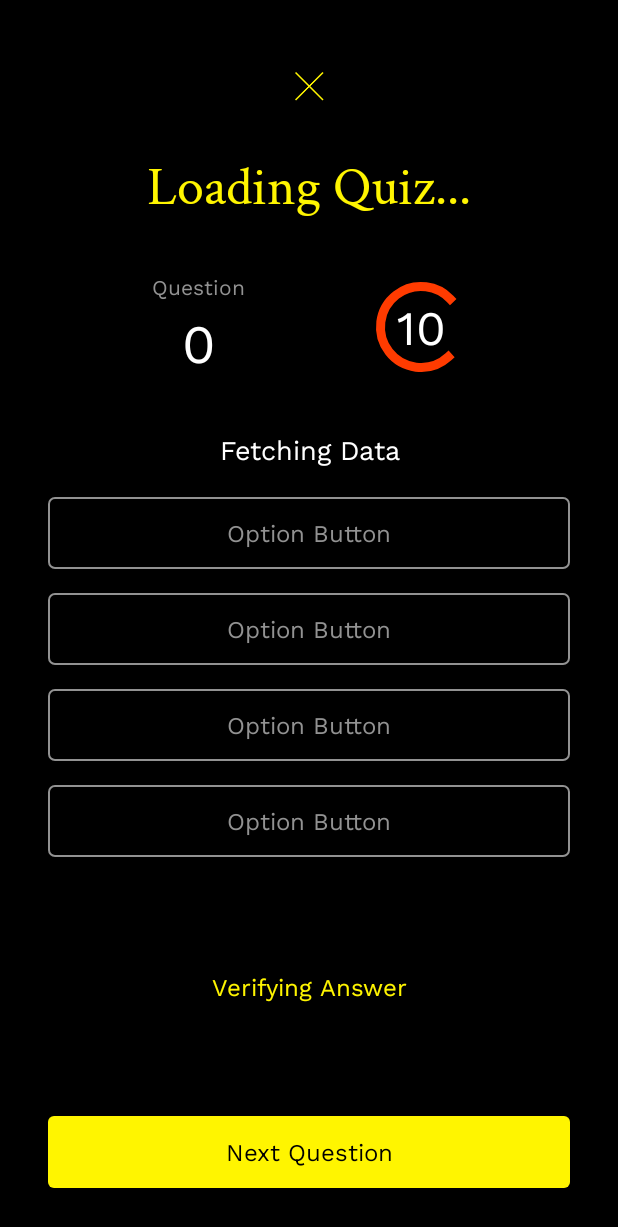
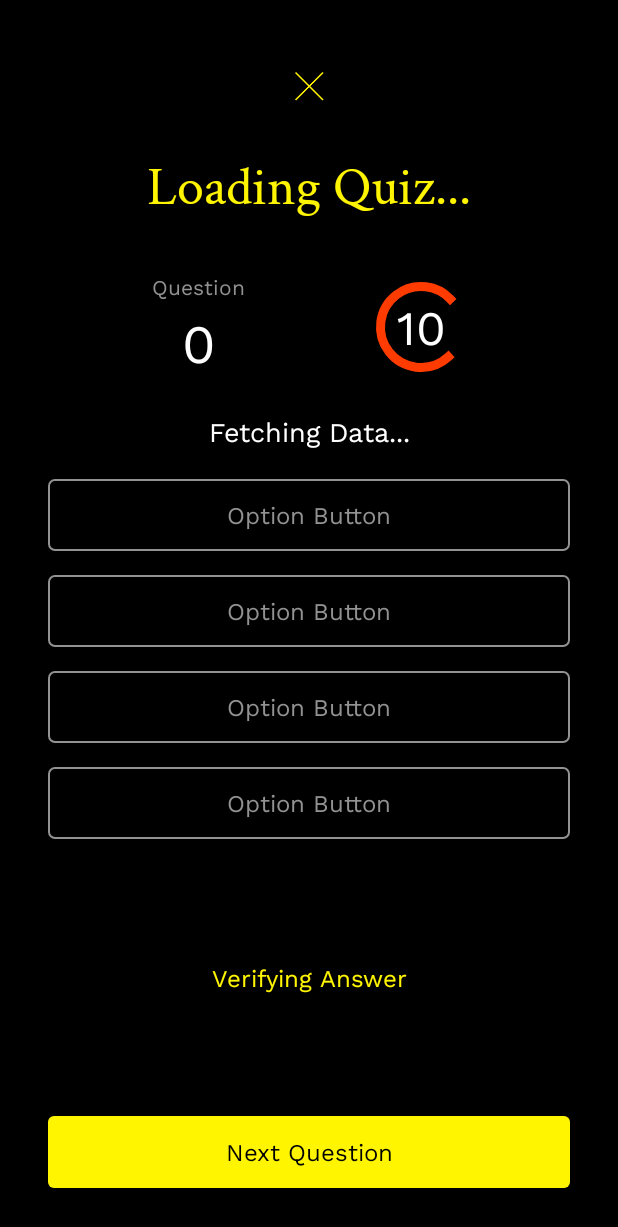
Before and after one commit to GeraudLuku/Squezap, an Android app: the fragment QuizFragment placed in its activity, on a phone screen of 412 x 824 dp. Shown: the top 1227 px of the screen. Run offline under Robolectric (Android 15) with nearby library versions, the phone set to English and light mode, and no system bars; our stand-ins replace Firebase (no records; nobody signed in at launch, a user with empty details on screens opened directly), RxJava; pictures from the network do not load; 4 statements that could not run were skipped.

Commit message:
modified Quiz fragment layout

```diff
--- a/app/src/main/java/com/geraud/quizzapp/Feature/QuizFragment.java
+++ b/app/src/main/java/com/geraud/quizzapp/Feature/QuizFragment.java
@@ -15,6 +15,7 @@ import androidx.navigation.Navigation;
 
 
 import android.os.CountDownTimer;
+import android.text.method.ScrollingMovementMethod;
 import android.util.Log;
 import android.view.LayoutInflater;
 import android.view.View;
@@ -93,7 +94,10 @@ public class QuizFragment extends Fragment implements View.OnClickListener {
         optionFourBtn = view.findViewById(R.id.quiz_option_four);
         nextBtn = view.findViewById(R.id.quiz_next_btn);
         questionFeedback = view.findViewById(R.id.quiz_question_feedback);
+
         questionText = view.findViewById(R.id.quiz_question);
+        questionText.setMovementMethod(new ScrollingMovementMethod());
+
         questionTime = view.findViewById(R.id.quiz_question_time);
         questionProgress = view.findViewById(R.id.quiz_question_progress);
         questionNumber = view.findViewById(R.id.quiz_question_number);
--- a/app/src/main/res/layout/fragment_quiz.xml
+++ b/app/src/main/res/layout/fragment_quiz.xml
@@ -90,11 +90,13 @@
         android:id="@+id/quiz_question"
         android:layout_width="0dp"
         android:layout_height="wrap_content"
-        android:layout_marginStart="32dp"
-        android:layout_marginTop="32dp"
-        android:layout_marginEnd="32dp"
+        android:layout_marginStart="10dp"
+        android:layout_marginTop="20dp"
+        android:layout_marginEnd="10dp"
         android:fontFamily="@font/work_sans"
-        android:text="Fetching Data"
+        android:scrollbars="vertical"
+        android:maxLines="4"
+        android:text="Fetching Data..."
         android:textAlignment="center"
         android:textColor="@android:color/white"
         android:textSize="18sp"
@@ -180,8 +182,8 @@
         android:layout_height="wrap_content"
         android:layout_marginStart="32dp"
         android:layout_marginEnd="32dp"
-        android:layout_marginTop="5dp"
-        android:layout_marginBottom="5dp"
+        android:layout_marginTop="10dp"
+        android:layout_marginBottom="10dp"
         android:fontFamily="@font/work_sans"
         android:text="Verifying Answer"
         android:textAlignment="center"
```
